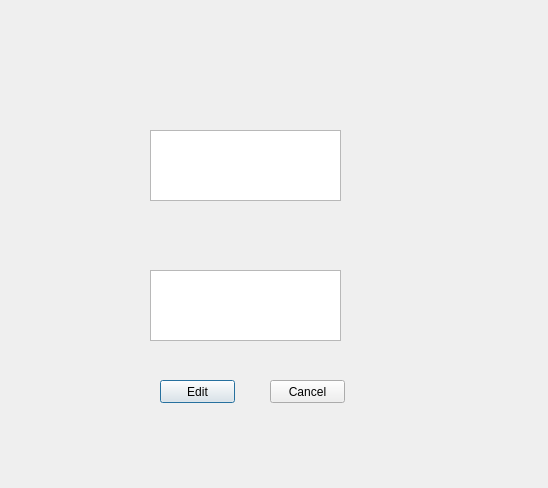
Qt form editthrowsmenu.ui (dartbois/DartsTheEndIsNigh) before a commit.
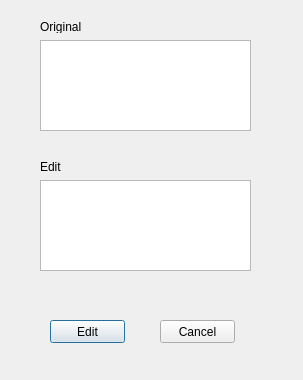
The same form after that commit.

```diff
--- a/editthrowsmenu.ui
+++ b/editthrowsmenu.ui
@@ -6,8 +6,8 @@
    <rect>
     <x>0</x>
     <y>0</y>
-    <width>548</width>
-    <height>488</height>
+    <width>303</width>
+    <height>380</height>
    </rect>
   </property>
   <property name="windowTitle">
@@ -16,28 +16,28 @@
   <widget class="QTextEdit" name="textEdit">
    <property name="geometry">
     <rect>
-     <x>150</x>
-     <y>130</y>
-     <width>191</width>
-     <height>71</height>
+     <x>40</x>
+     <y>40</y>
+     <width>211</width>
+     <height>91</height>
     </rect>
    </property>
   </widget>
   <widget class="QTextEdit" name="textEdit_2">
    <property name="geometry">
     <rect>
-     <x>150</x>
-     <y>270</y>
-     <width>191</width>
-     <height>71</height>
+     <x>40</x>
+     <y>180</y>
+     <width>211</width>
+     <height>91</height>
     </rect>
    </property>
   </widget>
   <widget class="QPushButton" name="Edit">
    <property name="geometry">
     <rect>
-     <x>160</x>
-     <y>380</y>
+     <x>50</x>
+     <y>320</y>
      <width>75</width>
      <height>23</height>
     </rect>
@@ -49,8 +49,8 @@
   <widget class="QPushButton" name="pushButton">
    <property name="geometry">
     <rect>
-     <x>270</x>
-     <y>380</y>
+     <x>160</x>
+     <y>320</y>
      <width>75</width>
      <height>23</height>
     </rect>
@@ -59,6 +59,32 @@
     <string>Cancel</string>
    </property>
   </widget>
+  <widget class="QLabel" name="label">
+   <property name="geometry">
+    <rect>
+     <x>40</x>
+     <y>160</y>
+     <width>47</width>
+     <height>13</height>
+    </rect>
+   </property>
+   <property name="text">
+    <string>Edit</string>
+   </property>
+  </widget>
+  <widget class="QLabel" name="label_2">
+   <property name="geometry">
+    <rect>
+     <x>40</x>
+     <y>20</y>
+     <width>47</width>
+     <height>13</height>
+    </rect>
+   </property>
+   <property name="text">
+    <string>Original</string>
+   </property>
+  </widget>
  </widget>
  <resources/>
  <connections/>
```
